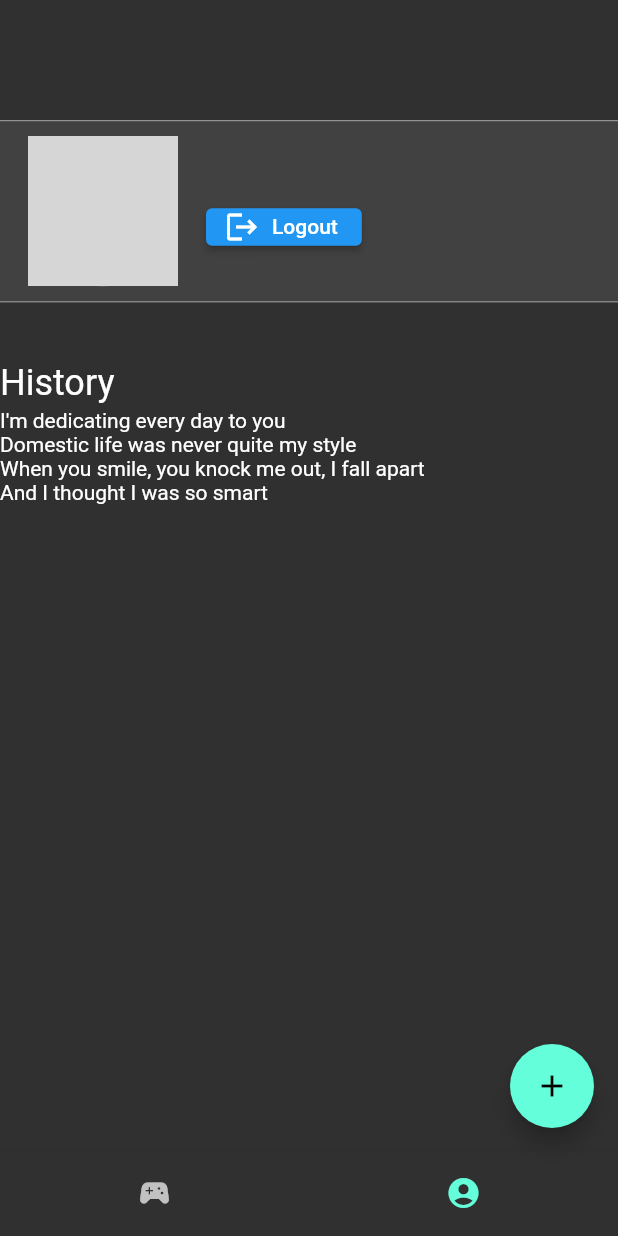
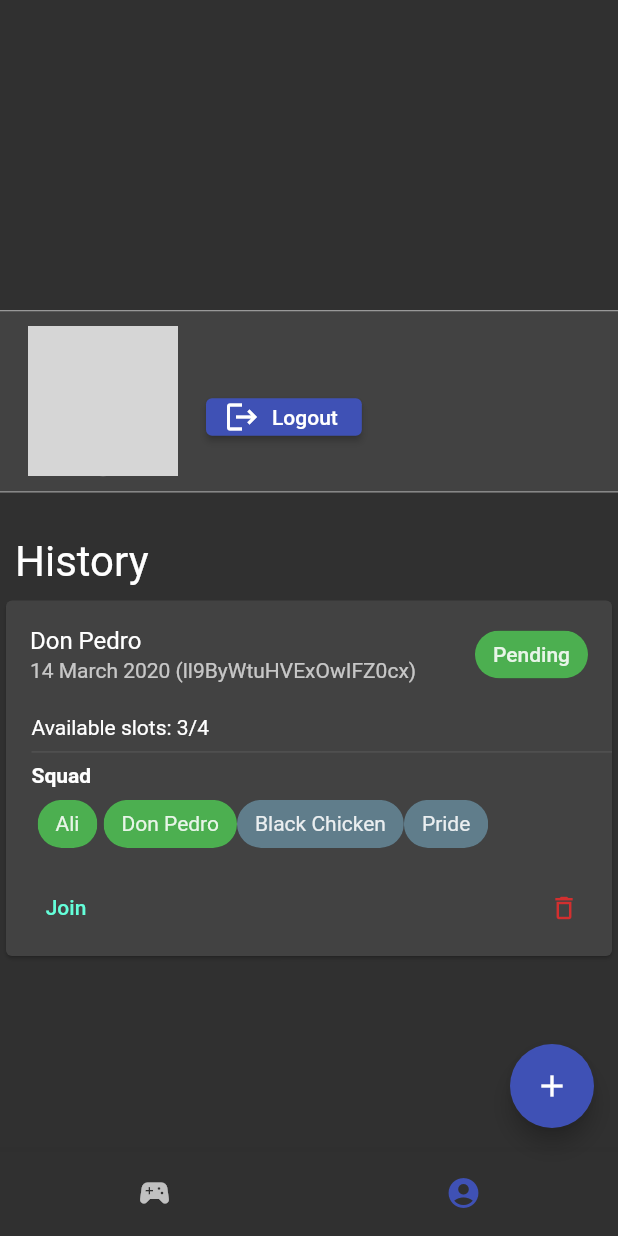
Before and after one commit to tgikf/discorsvp, a Flutter app: the Home screen opened directly with empty values, item 2 of the bottom bar chosen, on a phone screen of 412 x 824 dp. Run offline on Flutter 3.47's test engine with Material 2 defaults, Android fonts, the phone set to English and light mode, and no system bars; our stand-ins replace flutter_secure_storage, socket_io_client; missing offline and left inert: dart:ffi, flutter_appauth; accounts and stored records are empty; network calls fail; grey boxes are pictures that could not be loaded.

Commit message:
Better colors, new session card widget

```diff
--- a/lib/deserialization_classes.dart
+++ /dev/null
@@ -1,20 +0,0 @@
-class IdNamePair {
-  String id;
-  String name;
-  IdNamePair(this.id, this.name);
-
-  factory IdNamePair.fromJson(Map<String, dynamic> json) {
-    return IdNamePair(json['id'], json['name']);
-  }
-}
-
-class Channel {
-  IdNamePair server;
-  IdNamePair channel;
-  Channel(this.server, this.channel);
-
-  factory Channel.fromJson(Map<String, dynamic> json) {
-    return Channel(IdNamePair.fromJson(json['server']),
-        IdNamePair.fromJson(json['channel']));
-  }
-}
--- /dev/null
+++ b/lib/dto.dart
@@ -0,0 +1,58 @@
+import 'dart:ffi';
+
+class IdNamePair {
+  String id;
+  String name;
+  IdNamePair(this.id, this.name);
+
+  factory IdNamePair.fromJson(Map<String, dynamic> json) {
+    return IdNamePair(json['id'], json['name']);
+  }
+}
+
+class Channel {
+  IdNamePair server;
+  IdNamePair channel;
+  Channel(this.server, this.channel);
+
+  factory Channel.fromJson(Map<String, dynamic> json) {
+    return Channel(IdNamePair.fromJson(json['server']),
+        IdNamePair.fromJson(json['channel']));
+  }
+}
+
+class SquadMember {
+  IdNamePair member;
+  bool hasJoined;
+
+  SquadMember(this.member, this.hasJoined);
+  factory SquadMember.fromJson(Map<String, dynamic> json) {
+    return SquadMember(IdNamePair.fromJson(json['member']), json['hasJoined']);
+  }
+}
+
+enum SessionStatus { pending, complete, cancelled }
+
+class Session {
+  String id;
+  SessionStatus status;
+  IdNamePair owner;
+  IdNamePair channel;
+  int target;
+  List<SquadMember> squad;
+
+  Session(
+      this.id, this.status, this.owner, this.channel, this.target, this.squad);
+
+  factory Session.fromJson(Map<String, dynamic> json) {
+    List<SquadMember> squad =
+        (json['squad'] as List).map((e) => SquadMember.fromJson(e)).toList();
+    return Session(
+        json['id'],
+        json['status'],
+        IdNamePair.fromJson(json['owner']),
+        IdNamePair.fromJson(json['channel']),
+        json['target'],
+        squad);
+  }
+}
--- a/lib/main.dart
+++ b/lib/main.dart
@@ -39,7 +39,8 @@ class _MyAppState extends State<MyApp> {
   Widget build(BuildContext context) {
     return MaterialApp(
       title: 'DiscoRSVP',
-      theme: ThemeData.dark(),
+      theme:
+          ThemeData(primarySwatch: Colors.indigo, brightness: Brightness.dark),
       home: Scaffold(
         //appBar: AppBar(title: const Text('DiscoRsvp'), centerTitle: true),
         body: Center(
--- a/lib/screens/home.dart
+++ b/lib/screens/home.dart
@@ -1,9 +1,9 @@
 import 'package:flutter/material.dart';
-import '../deserialization_classes.dart';
+import '../dto.dart';
 import './profile.dart';
 import 'package:socket_io_client/socket_io_client.dart' as IO;
 
-import 'createform.dart';
+import 'new_session_form.dart';
 
 class Home extends StatefulWidget {
   final Future<void> Function() logoutAction;
@@ -46,11 +46,6 @@ class _HomeState extends State<Home> {
         IO.OptionBuilder().setTransports(['websocket']).setExtraHeaders(
             {'authorization': widget._authToken}).build());
 
-    /* widget.socket.onConnect((_) {
-      print('connect ${widget.socket.id}');
-      widget.socket.emit('request', 'testRequest');
-    }); */
-
     widget.socket.on('FullLoad', (data) => print('fullload ${data}'));
     widget.socket.on('error', (data) => print(data));
 
@@ -63,6 +58,8 @@ class _HomeState extends State<Home> {
     return Scaffold(
         body: Center(child: _widgetOptions.elementAt(_selectedIndex)),
         floatingActionButton: FloatingActionButton(
+            backgroundColor: Theme.of(context).colorScheme.primary,
+            foregroundColor: Theme.of(context).colorScheme.onPrimary,
             onPressed: () => {
                   widget.socket.emitWithAck('pressed', null, ack: (data) {
                     final channels =
@@ -70,13 +67,15 @@ class _HomeState extends State<Home> {
                     Navigator.push(
                       context,
                       MaterialPageRoute(
-                          builder: (context) =>
-                              CreateForm(channels, key: UniqueKey())),
+                          builder: (context) => CreateForm(
+                              channels, widget.socket,
+                              key: UniqueKey())),
                     );
                   })
                 },
             child: const Icon(Icons.add)),
         bottomNavigationBar: BottomNavigationBar(
+          selectedItemColor: Theme.of(context).colorScheme.primary,
           items: const <BottomNavigationBarItem>[
             BottomNavigationBarItem(
                 label: 'Home', icon: Icon(Icons.sports_esports)),
--- a/lib/screens/profile.dart
+++ b/lib/screens/profile.dart
@@ -11,25 +11,22 @@ class Profile extends StatelessWidget {
 
   @override
   Widget build(BuildContext context) {
-    return Column(
+    return SingleChildScrollView(
+        child: Column(
       mainAxisAlignment: MainAxisAlignment.start,
       crossAxisAlignment: CrossAxisAlignment.start,
       children: <Widget>[
         Container(
             padding: const EdgeInsets.fromLTRB(0, 10, 0, 10),
-            margin: const EdgeInsets.fromLTRB(0, 80, 0, 40),
-            decoration: const BoxDecoration(
-                color: Color.fromARGB(255, 65, 65, 65),
-                border: Border(
-                    top: BorderSide(
-                        width: 0.8, color: Color.fromARGB(255, 148, 148, 148)),
-                    bottom: BorderSide(
-                        width: 0.8,
-                        color: Color.fromARGB(255, 148, 148, 148)))),
+            margin: const EdgeInsets.fromLTRB(0, 80, 0, 20),
+            decoration: BoxDecoration(
+                color: Theme.of(context).colorScheme.surface,
+                border: const Border(
+                    top: BorderSide(width: 0.8, color: Colors.grey),
+                    bottom: BorderSide(width: 0.8, color: Colors.grey))),
             child: Row(
                 mainAxisAlignment: MainAxisAlignment.spaceEvenly,
                 children: <Widget>[
-                  Divider(thickness: 1),
                   Expanded(
                       flex: 1,
                       child: Column(children: <Widget>[
@@ -37,9 +34,7 @@ class Profile extends StatelessWidget {
                           width: 100,
                           height: 100,
                           decoration: BoxDecoration(
-                            border: Border.all(
-                                color: Color.fromARGB(255, 148, 148, 148),
-                                width: 0.8),
+                            border: Border.all(color: Colors.grey, width: 0.8),
                             shape: BoxShape.circle,
                             image: DecorationImage(
                               fit: BoxFit.contain,
@@ -59,8 +54,8 @@ class Profile extends StatelessWidget {
                                   TextSpan(
                                       text: name,
                                       style: const TextStyle(
-                                          fontWeight: FontWeight.bold,
-                                          fontSize: 24))
+                                          //fontWeight: FontWeight.bold,
+                                          fontSize: 28))
                                 ],
                               ),
                             ),
@@ -76,24 +71,106 @@ class Profile extends StatelessWidget {
                                 )),
                           ])),
                 ])),
-        const Text.rich(
-          TextSpan(
-            children: <TextSpan>[
-              TextSpan(text: 'History', style: TextStyle(fontSize: 24))
+        Container(
+            padding: const EdgeInsets.fromLTRB(10, 10, 0, 5),
+            child: const Text.rich(
+              TextSpan(
+                children: <TextSpan>[
+                  TextSpan(text: 'History', style: TextStyle(fontSize: 28))
+                ],
+              ),
+            )),
+        Card(
+          clipBehavior: Clip.antiAlias,
+          child: Column(
+            children: [
+              const ListTile(
+                trailing: Chip(
+                  label: Text('Pending'),
+                  backgroundColor: Colors.green,
+                ),
+                title: Text('Don Pedro'),
+                subtitle: Text(
+                  '14 March 2020 (ll9ByWtuHVExOwIFZ0cx)',
+                  //style:
+                  //    TextStyle(color: Theme.of(context).colorScheme.onSurface),
+                ),
+              ),
+              Container(
+                  padding: const EdgeInsets.fromLTRB(17, 5, 0, 0),
+                  child: Column(
+                      crossAxisAlignment: CrossAxisAlignment.start,
+                      children: [
+                        Text(
+                          'Available slots: 3/4',
+                          style: TextStyle(
+                              color: Theme.of(context).colorScheme.onSurface),
+                        ),
+                        const Divider(),
+                        Text(
+                          'Squad',
+                          style: TextStyle(
+                              fontWeight: FontWeight.bold,
+                              color: Theme.of(context).colorScheme.onSurface),
+                        ),
+                        Wrap(
+                          children: const [
+                            Chip(
+                              label: Text('Ali',
+                                  style: TextStyle(
+                                    fontWeight: FontWeight.normal,
+                                  )),
+                              backgroundColor: Colors.green,
+                            ),
+                            Chip(
+                              label: Text('Don Pedro',
+                                  style: TextStyle(
+                                    fontWeight: FontWeight.normal,
+                                  )),
+                              backgroundColor: Colors.green,
+                            ),
+                            Chip(
+                              label: Text('Black Chicken',
+                                  style: TextStyle(
+                                    fontWeight: FontWeight.normal,
+                                  )),
+                              backgroundColor: Colors.blueGrey,
+                            ),
+                            Chip(
+                              label: Text('Pride',
+                                  style: TextStyle(
+                                    fontWeight: FontWeight.normal,
+                                  )),
+                              backgroundColor: Colors.blueGrey,
+                            ),
+                          ],
+                        )
+                      ])),
+              ButtonBar(
+                alignment: MainAxisAlignment.spaceBetween,
+                children: [
+                  TextButton(
+                    onPressed: () {
+                      print('join pressed');
+                    },
+                    child: Text(
+                      'Join',
+                      style: TextStyle(
+                          color: Theme.of(context).colorScheme.tertiary),
+                    ),
+                  ),
+                  IconButton(
+                      icon: Icon(Icons.delete_outline_outlined,
+                          color: Theme.of(context).colorScheme.error, size: 20),
+                      onPressed: () {
+                        print('delete pressed');
+                      }),
+                ],
+              ),
             ],
           ),
         ),
-        ListView(
-          shrinkWrap: true,
-          padding: const EdgeInsets.fromLTRB(0, 3, 0, 3),
-          children: const <Widget>[
-            Text("I'm dedicating every day to you"),
-            Text('Domestic life was never quite my style'),
-            Text('When you smile, you knock me out, I fall apart'),
-            Text('And I thought I was so smart'),
-          ],
-        )
       ],
-    );
+    ));
   }
 }
```
Also changed, not shown: lib/components/session_card.dart (added, +84 -0 lines), lib/screens/new_session_form.dart (renamed from lib/screens/createform.dart, +18 -8 lines).
